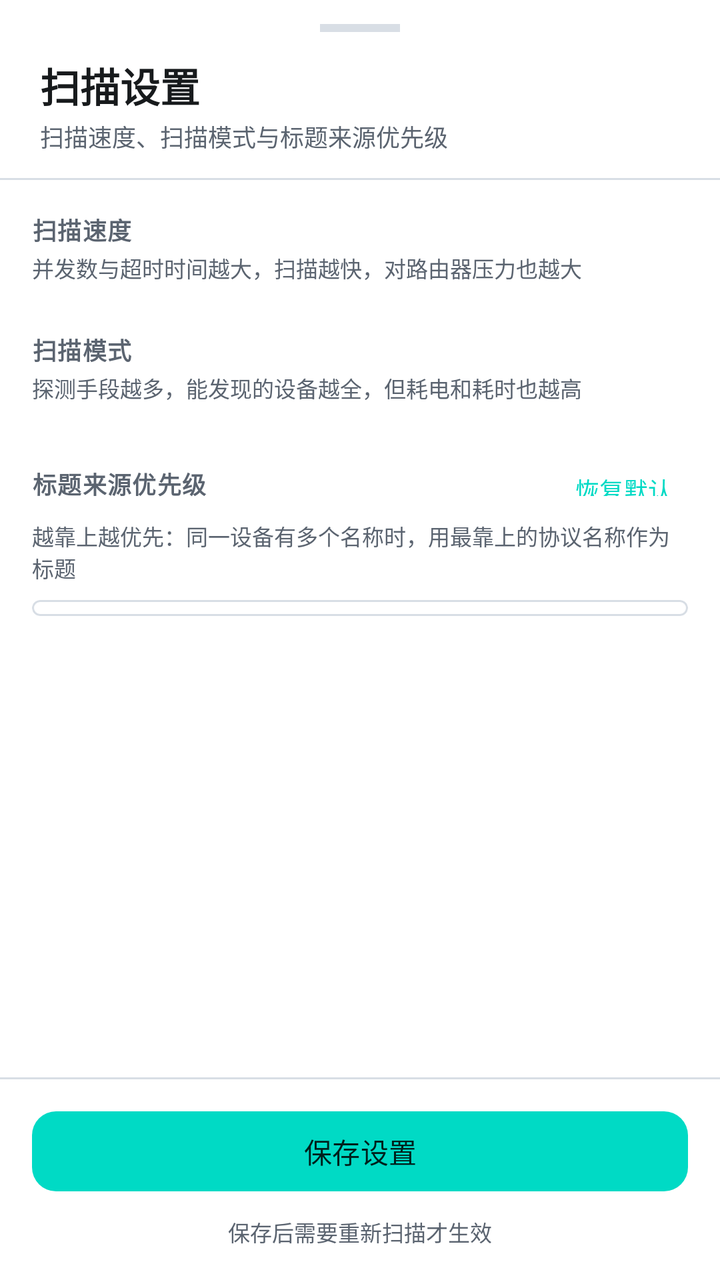
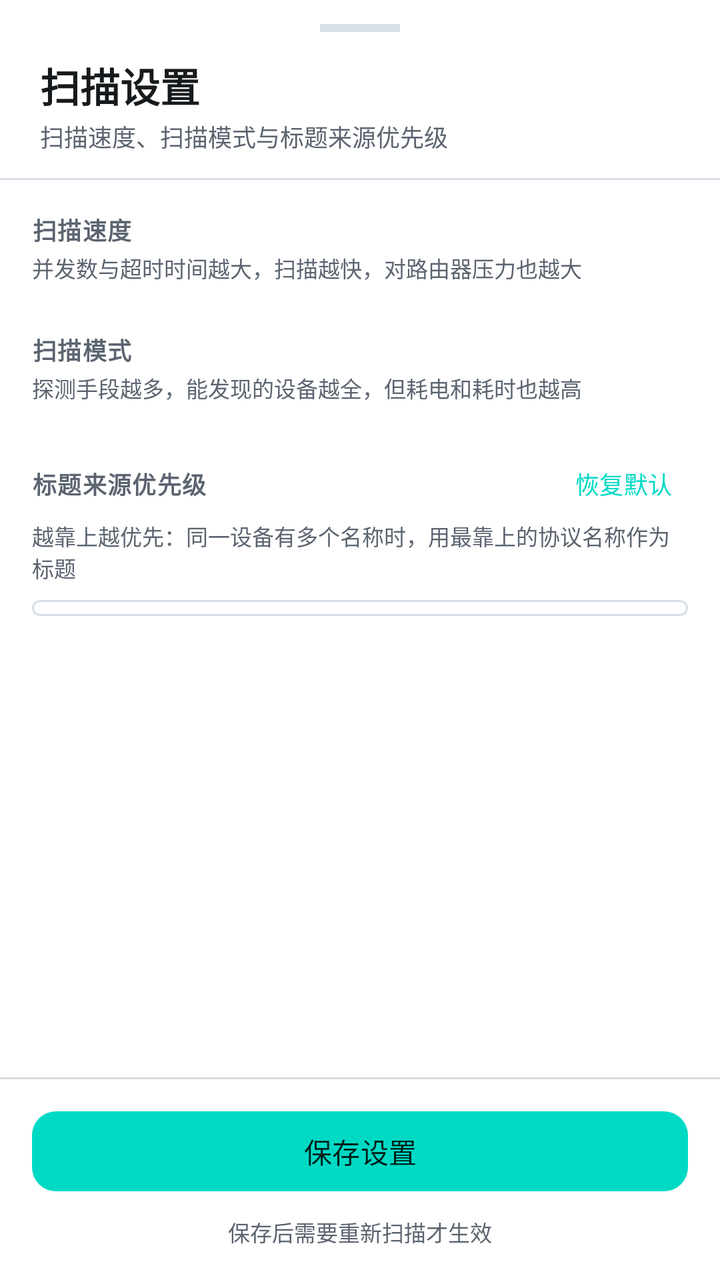

An Android layout rendered at two revisions. The XML below is the earlier revision; the diff shows what the commit changed to produce the second picture.
<!-- AndroidManifest.xml: application theme Theme.NetworkTool -->
<!-- res/layout/dialog_scan_settings.xml -->
<?xml version="1.0" encoding="utf-8"?>
<LinearLayout xmlns:android="http://schemas.android.com/apk/res/android"
    xmlns:app="http://schemas.android.com/apk/res-auto"
    android:layout_width="match_parent"
    android:layout_height="match_parent"
    android:background="?attr/colorSurface"
    android:orientation="vertical">

    
    <LinearLayout
        android:layout_width="match_parent"
        android:layout_height="wrap_content"
        android:orientation="vertical"
        android:paddingStart="@dimen/space_5"
        android:paddingTop="@dimen/space_3"
        android:paddingEnd="@dimen/space_5"
        android:paddingBottom="@dimen/space_3">

        <View
            android:layout_width="40dp"
            android:layout_height="4dp"
            android:layout_gravity="center_horizontal"
            android:background="?attr/colorOutlineVariant" />

        <TextView
            android:layout_width="wrap_content"
            android:layout_height="wrap_content"
            android:layout_marginTop="@dimen/space_3"
            android:text="扫描设置"
            android:textColor="?attr/colorOnSurface"
            android:textSize="20sp"
            android:textStyle="bold" />

        <TextView
            android:layout_width="wrap_content"
            android:layout_height="wrap_content"
            android:layout_marginTop="2dp"
            android:text="扫描速度、扫描模式与标题来源优先级"
            android:textColor="?attr/colorOnSurfaceVariant"
            android:textSize="12sp" />

    </LinearLayout>

    <View
        android:layout_width="match_parent"
        android:layout_height="1dp"
        android:background="?attr/colorOutlineVariant" />

    
    <androidx.core.widget.NestedScrollView
        android:layout_width="match_parent"
        android:layout_height="0dp"
        android:layout_weight="1"
        android:fillViewport="true"
        android:overScrollMode="ifContentScrolls"
        android:scrollbars="none">

        <LinearLayout
            android:layout_width="match_parent"
            android:layout_height="wrap_content"
            android:orientation="vertical"
            android:paddingStart="@dimen/space_4"
            android:paddingTop="@dimen/space_4"
            android:paddingEnd="@dimen/space_4"
            android:paddingBottom="@dimen/space_4">

            
            <TextView
                android:layout_width="match_parent"
                android:layout_height="wrap_content"
                android:letterSpacing="0.04"
                android:text="扫描速度"
                android:textColor="?attr/colorOnSurfaceVariant"
                android:textSize="12sp"
                android:textStyle="bold" />

            <TextView
                android:layout_width="match_parent"
                android:layout_height="wrap_content"
                android:layout_marginTop="2dp"
                android:text="并发数与超时时间越大，扫描越快，对路由器压力也越大"
                android:textColor="?attr/colorOnSurfaceVariant"
                android:textSize="11sp" />

            <androidx.recyclerview.widget.RecyclerView
                android:id="@+id/speedList"
                android:layout_width="match_parent"
                android:layout_height="wrap_content"
                android:layout_marginTop="@dimen/space_2"
                android:nestedScrollingEnabled="false"
                android:overScrollMode="never" />

            
            <TextView
                android:layout_width="match_parent"
                android:layout_height="wrap_content"
                android:layout_marginTop="@dimen/space_4"
                android:letterSpacing="0.04"
                android:text="扫描模式"
                android:textColor="?attr/colorOnSurfaceVariant"
                android:textSize="12sp"
                android:textStyle="bold" />

            <TextView
                android:layout_width="match_parent"
                android:layout_height="wrap_content"
                android:layout_marginTop="2dp"
                android:text="探测手段越多，能发现的设备越全，但耗电和耗时也越高"
                android:textColor="?attr/colorOnSurfaceVariant"
                android:textSize="11sp" />

            <androidx.recyclerview.widget.RecyclerView
                android:id="@+id/modeList"
                android:layout_width="match_parent"
                android:layout_height="wrap_content"
                android:layout_marginTop="@dimen/space_2"
                android:nestedScrollingEnabled="false"
                android:overScrollMode="never" />

            
            <LinearLayout
                android:layout_width="match_parent"
                android:layout_height="wrap_content"
                android:layout_marginTop="@dimen/space_4"
                android:gravity="center_vertical"
                android:orientation="horizontal">

                <TextView
                    android:layout_width="0dp"
                    android:layout_height="wrap_content"
                    android:layout_weight="1"
                    android:letterSpacing="0.04"
                    android:text="标题来源优先级"
                    android:textColor="?attr/colorOnSurfaceVariant"
                    android:textSize="12sp"
                    android:textStyle="bold" />

                <com.google.android.material.button.MaterialButton
                    android:id="@+id/btnResetPriority"
                    style="@style/Widget.NetworkTool.Button.TextButton"
                    android:layout_width="wrap_content"
                    android:layout_height="32dp"
                    android:minWidth="0dp"
                    android:paddingStart="@dimen/space_2"
                    android:paddingEnd="@dimen/space_2"
                    android:text="恢复默认"
                    android:textSize="12sp" />
            </LinearLayout>

            <TextView
                android:layout_width="match_parent"
                android:layout_height="wrap_content"
                android:layout_marginTop="2dp"
                android:text="越靠上越优先：同一设备有多个名称时，用最靠上的协议名称作为标题"
                android:textColor="?attr/colorOnSurfaceVariant"
                android:textSize="11sp" />

            <com.google.android.material.card.MaterialCardView
                android:layout_width="match_parent"
                android:layout_height="wrap_content"
                android:layout_marginTop="@dimen/space_2"
                app:cardBackgroundColor="@android:color/transparent"
                app:cardCornerRadius="12dp"
                app:cardElevation="0dp"
                app:strokeColor="?attr/colorOutlineVariant"
                app:strokeWidth="1dp">

                <LinearLayout
                    android:id="@+id/priorityList"
                    android:layout_width="match_parent"
                    android:layout_height="wrap_content"
                    android:orientation="vertical"
                    android:paddingStart="@dimen/space_3"
                    android:paddingTop="@dimen/space_1"
                    android:paddingEnd="@dimen/space_1"
                    android:paddingBottom="@dimen/space_1" />

            </com.google.android.material.card.MaterialCardView>

        </LinearLayout>

    </androidx.core.widget.NestedScrollView>

    <View
        android:layout_width="match_parent"
        android:layout_height="1dp"
        android:background="?attr/colorOutlineVariant" />

    
    <LinearLayout
        android:layout_width="match_parent"
        android:layout_height="wrap_content"
        android:orientation="vertical"
        android:paddingStart="@dimen/space_4"
        android:paddingTop="@dimen/space_3"
        android:paddingEnd="@dimen/space_4"
        android:paddingBottom="@dimen/space_4">

        <com.google.android.material.button.MaterialButton
            android:id="@+id/btnSave"
            android:layout_width="match_parent"
            android:layout_height="48dp"
            android:text="保存设置"
            app:cornerRadius="12dp" />

        <TextView
            android:layout_width="match_parent"
            android:layout_height="wrap_content"
            android:layout_marginTop="@dimen/space_2"
            android:gravity="center"
            android:text="保存后需要重新扫描才生效"
            android:textColor="?attr/colorOnSurfaceVariant"
            android:textSize="11sp" />

    </LinearLayout>

</LinearLayout>
<!-- resources referenced by this layout -->
<resources>
  <dimen name="space_1">4dp</dimen>
  <dimen name="space_2">8dp</dimen>
  <dimen name="space_3">12dp</dimen>
  <dimen name="space_4">16dp</dimen>
  <dimen name="space_5">20dp</dimen>
  <style name="Widget.NetworkTool.Button.TextButton" parent="Widget.Material3.Button.TextButton">
          <item name="android:elevation">0dp</item>
          <item name="android:stateListAnimator">@null</item>
      </style>
  <style name="Theme.NetworkTool" parent="Theme.Material3.Light.NoActionBar">
          
          <item name="colorPrimary">@color/colorPrimary</item>
          <item name="colorPrimaryDark">@color/colorPrimaryDark</item>
          <item name="colorAccent">@color/colorAccent</item>
          <item name="colorOnPrimary">@color/colorOnPrimary</item>
          <item name="colorPrimaryContainer">@color/colorPrimaryContainer</item>
          <item name="colorOnPrimaryContainer">@color/colorOnPrimaryContainer</item>
  
          
          <item name="android:colorBackground">@color/colorBackground</item>
          <item name="colorSurface">@color/colorSurface</item>
          <item name="colorOnSurface">@color/colorOnSurface</item>
          <item name="colorOnBackground">@color/colorOnBackground</item>
          <item name="colorSurfaceVariant">@color/colorSurfaceContainer</item>
          <item name="colorOnSurfaceVariant">@color/textSecondary</item>
  
          
          <item name="colorOutline">@color/colorOutline</item>
          <item name="colorOutlineVariant">@color/colorOutlineVariant</item>
  
          
          <item name="android:textColorPrimary">@color/textPrimary</item>
          <item name="android:textColorSecondary">@color/textSecondary</item>
  
          
          <item name="android:statusBarColor">@color/colorBackground</item>
          <item name="android:navigationBarColor">@color/colorSurface</item>
          <item name="android:windowLightStatusBar">true</item>
          <item name="android:windowLightNavigationBar">true</item>
          <item name="android:windowBackground">@color/colorBackground</item>
          <item name="android:windowDrawsSystemBarBackgrounds">true</item>
  
          
          <item name="toolbarStyle">@style/Widget.NetworkTool.Toolbar</item>
          <item name="materialButtonStyle">@style/Widget.NetworkTool.Button</item>
      </style>
  <color name="colorPrimary">#00DAC5</color>
  <color name="colorPrimaryDark">#00B5A1</color>
  <color name="colorAccent">#00DAC5</color>
  <color name="colorOnPrimary">#00201C</color>
  <color name="colorPrimaryContainer">#B8FFF7</color>
  <color name="colorOnPrimaryContainer">#00201C</color>
  <color name="colorBackground">#F6F8FA</color>
  <color name="colorSurface">#FFFFFF</color>
  <color name="colorOnSurface">#171A1C</color>
  <color name="colorOnBackground">#171A1C</color>
  <color name="colorSurfaceContainer">#EEF2F5</color>
  <color name="textSecondary">#5B6470</color>
  <color name="colorOutline">#8A94A0</color>
  <color name="colorOutlineVariant">#D8DEE5</color>
  <color name="textPrimary">#171A1C</color>
  <style name="Widget.NetworkTool.Toolbar" parent="Widget.Material3.Toolbar">
          <item name="android:background">@android:color/transparent</item>
          <item name="android:elevation">0dp</item>
          <item name="titleTextColor">?attr/colorOnSurface</item>
          <item name="titleTextAppearance">@style/TextAppearance.NetworkTool.ToolbarTitle</item>
          <item name="subtitleTextColor">?attr/colorOnSurfaceVariant</item>
          <item name="navigationIconTint">?attr/colorOnSurface</item>
      </style>
  <style name="Widget.NetworkTool.Button" parent="Widget.Material3.Button">
          <item name="android:elevation">0dp</item>
          <item name="android:stateListAnimator">@null</item>
      </style>
  <style name="TextAppearance.NetworkTool.ToolbarTitle" parent="TextAppearance.Material3.TitleLarge">
          <item name="android:textSize">20sp</item>
          <item name="android:textStyle">bold</item>
          <item name="android:textColor">?attr/colorOnSurface</item>
      </style>
</resources>

<!-- the commit's change to res/layout/dialog_scan_settings.xml (unified diff, before → after) -->
@@ -141,8 +141,13 @@
                     android:layout_width="wrap_content"
                     android:layout_height="32dp"
                     android:minWidth="0dp"
+                    android:gravity="center"
+                    android:insetTop="0dp"
+                    android:insetBottom="0dp"
                     android:paddingStart="@dimen/space_2"
+                    android:paddingTop="0dp"
                     android:paddingEnd="@dimen/space_2"
+                    android:paddingBottom="0dp"
                     android:text="恢复默认"
                     android:textSize="12sp" />
             </LinearLayout>
